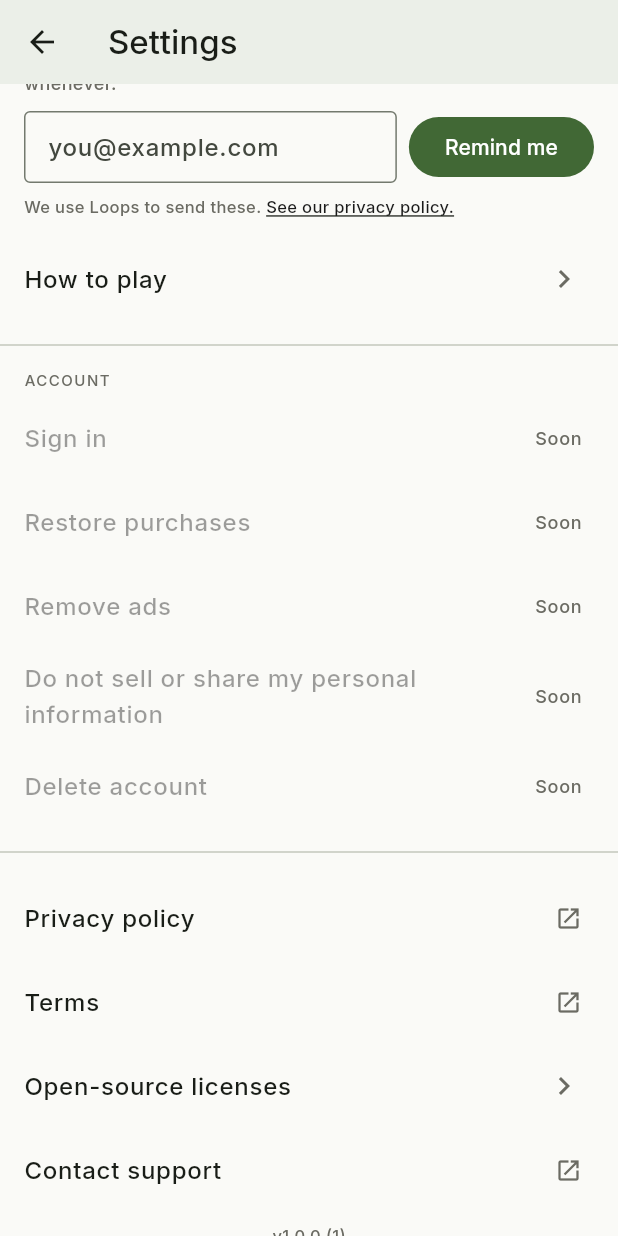
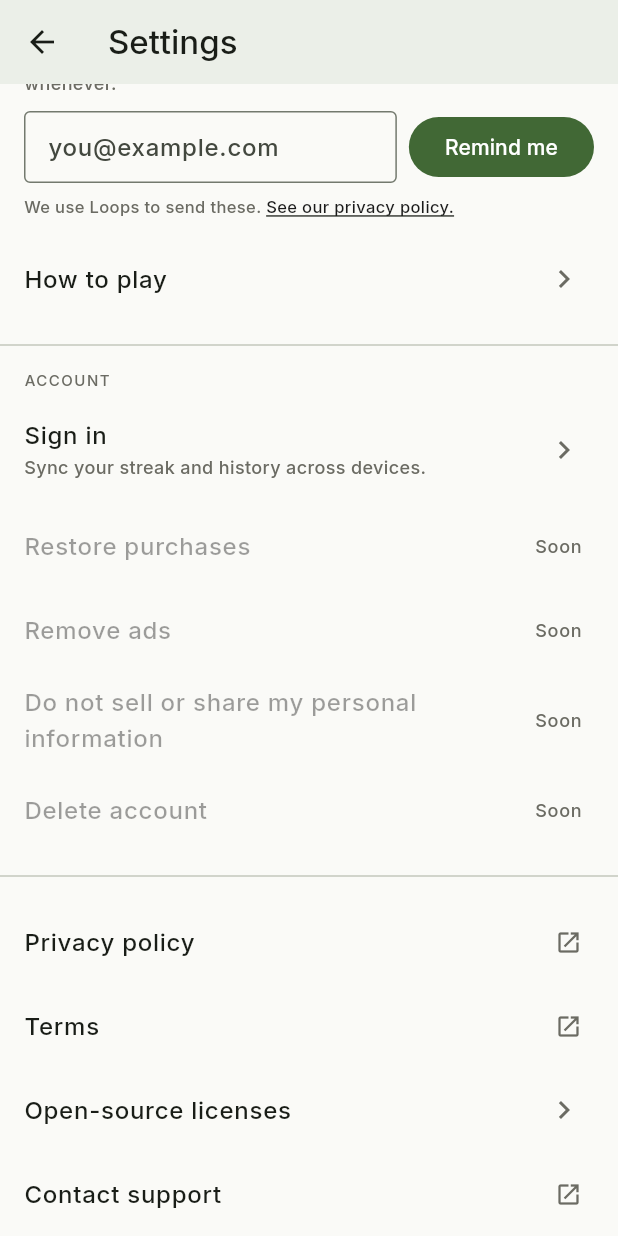
Before and after one commit to PJCoops/tessera, a Flutter app: the SettingsScreen screen opened directly, scrolled down 576 dp, on a phone screen of 412 x 824 dp. Run offline on Flutter 3.47's test engine with Material 3 defaults, Android fonts, the phone set to English and light mode, and no system bars; our stand-ins replace audioplayers, dio, flutter_local_notifications, flutter_riverpod, flutter_secure_storage, flutter_timezone and 7 more; accounts and stored records are empty; network calls fail; project files that could hold a hidden picture were left out.

Commit message:
Phase 4: sign-in sheet + settings account row + streak nudge
- src/auth/sign_in_sheet.dart — showSignInSheet(): Apple (iOS) + Google
  buttons then email -> 6-digit code -> verify; closes on success. Gated on
  a real auth backend; shows "not set up yet" otherwise.
- src/auth/auth_controller.dart — AuthController facade + authControllerProvider.
- settings_screen.dart — _AccountRow (sign in / signed-in-as + sign out),
  _DeleteAccountRow (disabled until signed in); restore/remove-ads/privacy
  stay "Soon".
- game_screen.dart — _AccountNudge: "Sign in to save your N-day streak"
  for signed-out players with a live streak.
- delete_account_flow.dart stubbed (filled next slice).
- account.* apple/google/divider/unavailable keys added to en+es and synced.
- test/sign_in_sheet_test.dart.

Co-Authored-By: Claude Sonnet 5 <noreply@anthropic.com>

```diff
--- a/mobile/lib/src/chrome/settings_screen.dart
+++ b/mobile/lib/src/chrome/settings_screen.dart
@@ -3,6 +3,9 @@ import 'package:flutter_riverpod/flutter_riverpod.dart';
 import 'package:package_info_plus/package_info_plus.dart';
 import 'package:url_launcher/url_launcher.dart';
 
+import '../auth/auth_controller.dart';
+import '../auth/delete_account_flow.dart';
+import '../auth/sign_in_sheet.dart';
 import '../i18n.dart';
 import '../i18n/dict.dart';
 import '../mode.dart';
@@ -95,12 +98,11 @@ class SettingsScreen extends ConsumerWidget {
 
           const Divider(height: 32),
           _SectionLabel(label: t(dict, 'account.title')),
+          const _AccountRow(),
           for (final key in const [
-            'settings.account.signIn',
             'settings.account.restorePurchases',
             'settings.account.removeAds',
             'settings.account.privacyChoices',
-            'settings.account.deleteAccount',
           ])
             ListTile(
               enabled: false,
@@ -110,6 +112,7 @@ class SettingsScreen extends ConsumerWidget {
                 style: TextStyle(fontSize: 12, color: c.muted),
               ),
             ),
+          const _DeleteAccountRow(),
 
           const Divider(height: 32),
           ListTile(
@@ -156,6 +159,69 @@ Future<void> _launch(String url) async {
   final uri = Uri.parse(url);
   if (await canLaunchUrl(uri)) {
     await launchUrl(uri, mode: LaunchMode.externalApplication);
+  }
+}
+
+/// Sign in (opens the OTP / Apple / Google sheet) or, when signed in, the
+/// account email with a Sign out action.
+class _AccountRow extends ConsumerWidget {
+  const _AccountRow();
+
+  @override
+  Widget build(BuildContext context, WidgetRef ref) {
+    final c = context.colors;
+    final dict = ref.watch(dictOrEmptyProvider);
+    final user = ref.watch(authUserProvider);
+
+    if (user == null) {
+      return ListTile(
+        title: Text(t(dict, 'settings.account.signIn')),
+        subtitle: Text(
+          t(dict, 'account.description'),
+          style: TextStyle(fontSize: 12, color: c.muted),
+        ),
+        trailing: Icon(Icons.chevron_right, color: c.muted),
+        onTap: () => showSignInSheet(context),
+      );
+    }
+    return ListTile(
+      title: Text(
+        t(dict, 'account.signedInAs', {'email': user.email ?? ''}),
+        style: const TextStyle(fontSize: 14),
+      ),
+      trailing: TextButton(
+        onPressed: () => ref.read(authControllerProvider).signOut(),
+        child: Text(t(dict, 'account.signOut')),
+      ),
+    );
+  }
+}
+
+/// Delete account — disabled until signed in, then opens the in-app
+/// deletion flow (§6.3).
+class _DeleteAccountRow extends ConsumerWidget {
+  const _DeleteAccountRow();
+
+  @override
+  Widget build(BuildContext context, WidgetRef ref) {
+    final c = context.colors;
+    final dict = ref.watch(dictOrEmptyProvider);
+    final signedIn = ref.watch(authUserProvider) != null;
+
+    return ListTile(
+      enabled: signedIn,
+      title: Text(
+        t(dict, 'settings.account.deleteAccount'),
+        style: TextStyle(color: signedIn ? c.error : null),
+      ),
+      trailing: signedIn
+          ? Icon(Icons.chevron_right, color: c.muted)
+          : Text(
+              t(dict, 'settings.soon'),
+              style: TextStyle(fontSize: 12, color: c.muted),
+            ),
+      onTap: signedIn ? () => showDeleteAccountFlow(context) : null,
+    );
   }
 }
 
```
Also changed, not shown: app/locales/en.json (+6 -1 lines), app/locales/es.json (+6 -1 lines), mobile/assets/locales/en.json (+6 -1 lines), mobile/assets/locales/es.json (+6 -1 lines), mobile/lib/src/auth/auth_controller.dart (+24 -0 lines), mobile/lib/src/auth/delete_account_flow.dart (added, +9 -0 lines), mobile/lib/src/auth/sign_in_sheet.dart (added, +279 -0 lines), mobile/lib/src/game/game_screen.dart (+31 -0 lines), 2 other files.
